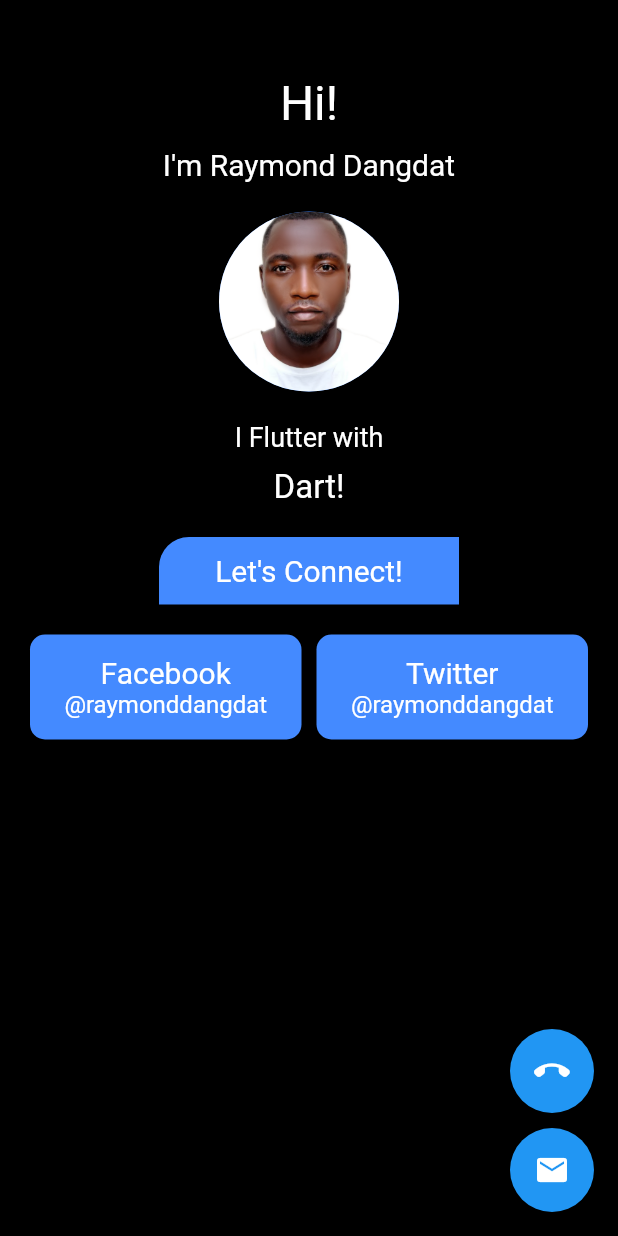
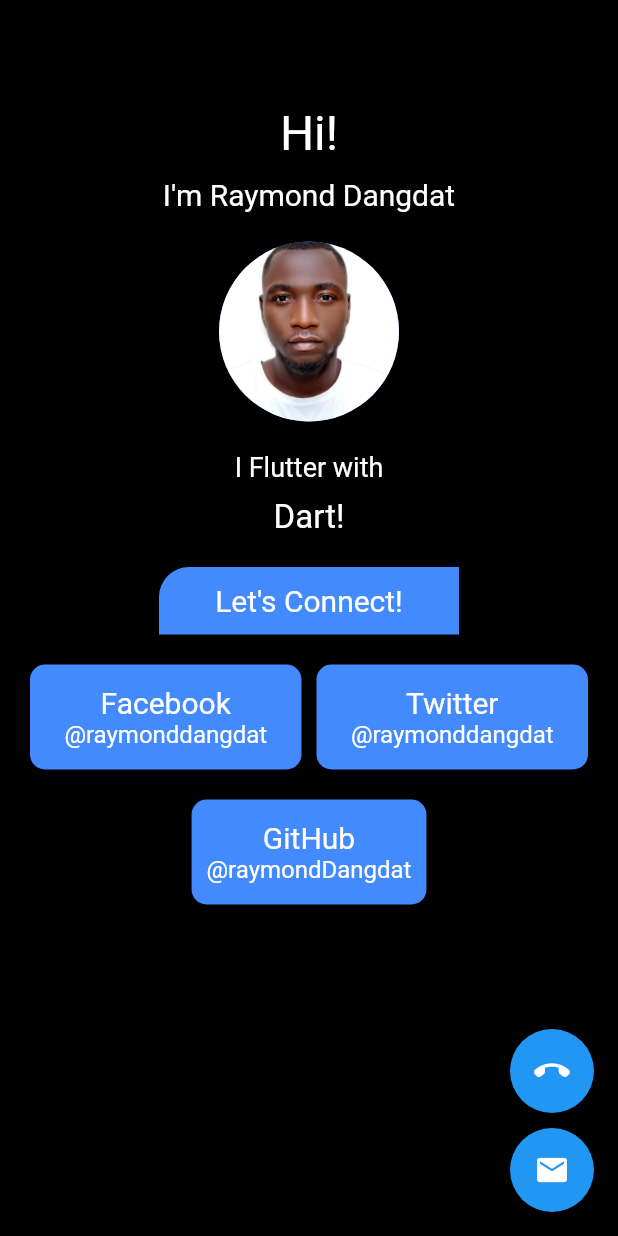
Before and after one commit to raymondDangdat/zuri-portfolio, a Flutter app: the screen it shows after launch, on a phone screen of 412 x 824 dp. Run offline on Flutter 3.47's test engine with Material 2 defaults, Android fonts, the phone set to English and light mode, and no system bars.

Commit message:
Adds screenshot

```diff
--- a/lib/main.dart
+++ b/lib/main.dart
@@ -39,7 +39,8 @@ class _MyHomePageState extends State<MyHomePage> {
       backgroundColor: Colors.black,
       body: SafeArea(
           child: SingleChildScrollView(
-        padding: EdgeInsets.symmetric(horizontal: 20.0),
+        padding: EdgeInsets.symmetric(horizontal: 20.0, vertical: 20),
+        physics: BouncingScrollPhysics(),
         child: Column(
           children: [
             SizedBox(
@@ -158,6 +159,29 @@ class _MyHomePageState extends State<MyHomePage> {
                   ),
                 )),
               ],
+            ),
+            SizedBox(
+              height: 20,
+            ),
+            Container(
+              padding: EdgeInsets.all(10),
+              height: 70,
+              decoration: BoxDecoration(
+                  color: Colors.blueAccent,
+                  borderRadius: BorderRadius.circular(10)),
+              child: Column(
+                mainAxisAlignment: MainAxisAlignment.center,
+                children: [
+                  Text(
+                    'GitHub',
+                    style: customTextStyle(20),
+                  ),
+                  Text(
+                    '@raymondDangdat',
+                    style: customTextStyle(16),
+                  )
+                ],
+              ),
             )
           ],
         ),
```
Also changed, not shown: assets/Screenshot_20210501-040056.png (added).
